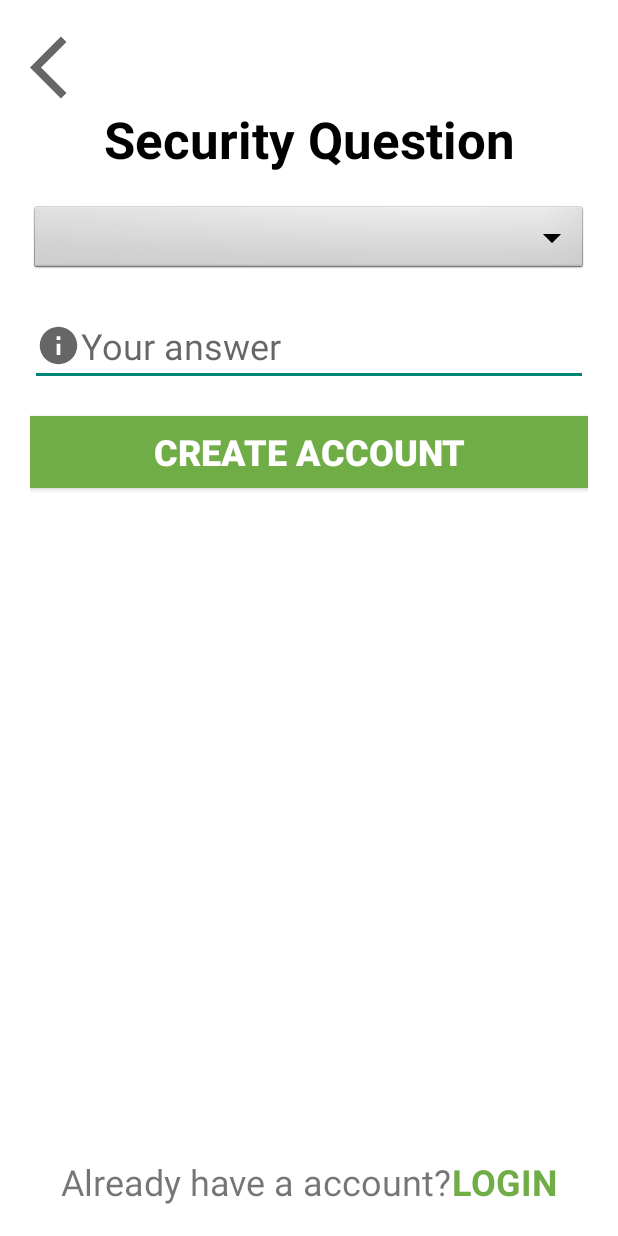
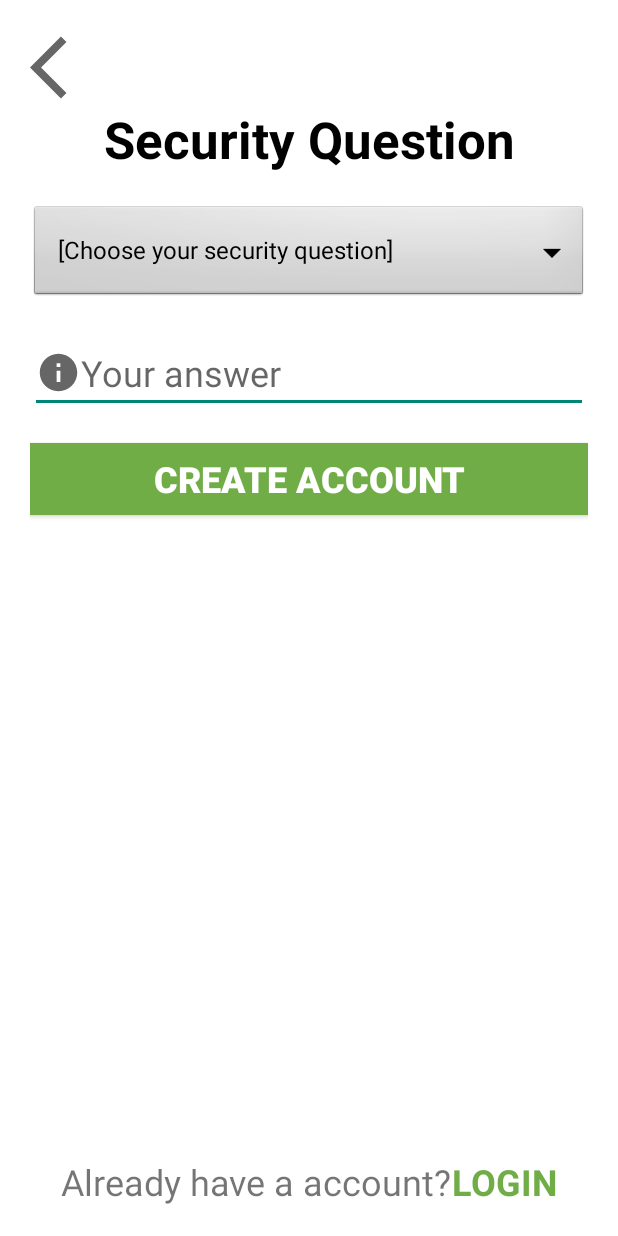
Before and after one commit to Pengi1806/MyFoody, an Android app: the SignUp2 screen opened directly, with no data from a screen before it, on a phone screen of 412 x 824 dp. Run offline under Robolectric (Android 15) with nearby library versions, the phone set to English and light mode, and no system bars.

Commit message:
Update signup

```diff
--- a/app/src/main/java/hcmute/edu/vn/myfoody/MainActivity.java
+++ b/app/src/main/java/hcmute/edu/vn/myfoody/MainActivity.java
@@ -14,7 +14,7 @@ import android.widget.Toast;
 
 public class MainActivity extends AppCompatActivity {
 
-    Database database;
+    public static Database database;
 
     TextView txtForgotPassword;
     Button btnLogin;
--- a/app/src/main/java/hcmute/edu/vn/myfoody/SignUp2.java
+++ b/app/src/main/java/hcmute/edu/vn/myfoody/SignUp2.java
@@ -3,30 +3,73 @@ package hcmute.edu.vn.myfoody;
 import androidx.appcompat.app.AppCompatActivity;
 
 import android.content.Intent;
+import android.database.Cursor;
 import android.os.Bundle;
 import android.view.View;
+import android.widget.ArrayAdapter;
 import android.widget.Button;
 import android.widget.ImageView;
+import android.widget.Spinner;
 import android.widget.TextView;
+import android.widget.Toast;
+
+import java.util.ArrayList;
 
 public class SignUp2 extends AppCompatActivity {
 
     TextView txtAHACLogin2;
     Button btnCreateAccount;
     ImageView imgBackSignUp2;
+    Spinner spinnerSecurityQuestions;
+    int QuestionID;
+    TextView textViewSecurityQuestion;
+
+    Database database;
 
     @Override
     protected void onCreate(Bundle savedInstanceState) {
         super.onCreate(savedInstanceState);
         setContentView(R.layout.activity_sign_up2);
 
+        Intent intent = getIntent();
+        String Name = intent.getStringExtra("Name");
+        String Email = intent.getStringExtra("Email");
+        String Password = intent.getStringExtra("Password");
+        String Phone = intent.getStringExtra("Phone");
+
         btnCreateAccount = (Button) findViewById(R.id.btnCreateAccount);
         txtAHACLogin2 = (TextView) findViewById(R.id.textAHACLogin2);
         imgBackSignUp2 = (ImageView) findViewById(R.id.imgBackSignUp2);
+        spinnerSecurityQuestions = (Spinner) findViewById(R.id.spinnerSignUpSecurityQuestions);
+        textViewSecurityQuestion = (TextView) findViewById(R.id.TextSignUpSecurityQuestion);
+
+        ArrayList<String> arraySecurityQuestions = new ArrayList<String>();
+        arraySecurityQuestions.add("[Choose your security question]");
+        database = new Database(SignUp2.this, "foody.sqlite", null, 1);
+        //get data
+        Cursor dataSecurityQuestions = database.GetData("SELECT * FROM SecurityQuestions");
+        while (dataSecurityQuestions.moveToNext()){
+            String QuestionContent = dataSecurityQuestions.getString(1);
+            QuestionID = dataSecurityQuestions.getInt(0);
+            arraySecurityQuestions.add(QuestionContent);
+        }
+
+        ArrayAdapter arrayAdapter = new ArrayAdapter(this, androidx.appcompat.R.layout.support_simple_spinner_dropdown_item, arraySecurityQuestions);
+        arrayAdapter.setDropDownViewResource(androidx.appcompat.R.layout.support_simple_spinner_dropdown_item);
+        spinnerSecurityQuestions.setAdapter(arrayAdapter);
 
         btnCreateAccount.setOnClickListener(new View.OnClickListener() {
             @Override
             public void onClick(View view) {
+                MainActivity.database.INSERT_USER(
+                        Email,
+                        Password,
+                        Name,
+                        Phone,
+                        textViewSecurityQuestion.getText().toString().trim(),
+                        QuestionID
+                );
+                Toast.makeText(SignUp2.this, "Đăng ký thành công!", Toast.LENGTH_SHORT).show();
                 Intent intent = new Intent(SignUp2.this,MainActivity.class);
                 startActivity(intent);
             }
--- a/app/src/main/res/layout/activity_sign_up1.xml
+++ b/app/src/main/res/layout/activity_sign_up1.xml
@@ -34,12 +34,12 @@
         />
 
     <EditText
-        android:id="@+id/editFullname"
+        android:id="@+id/editName"
         android:textSize="24sp"
         android:layout_marginTop="20dp"
         android:layout_width="match_parent"
         android:layout_height="wrap_content"
-        android:hint="Fullname"
+        android:hint="Name"
         android:drawableLeft="@drawable/ic_fullname"
         app:layout_constraintLeft_toLeftOf="parent"
         app:layout_constraintRight_toRightOf="parent"
@@ -55,7 +55,7 @@
         android:drawableLeft="@drawable/ic_baseline_phone"
         app:layout_constraintLeft_toLeftOf="parent"
         app:layout_constraintRight_toRightOf="parent"
-        app:layout_constraintTop_toBottomOf="@+id/editFullname"/>
+        app:layout_constraintTop_toBottomOf="@+id/editName"/>
 
     <EditText
         android:id="@+id/editEmail"
--- a/app/src/main/res/layout/activity_sign_up2.xml
+++ b/app/src/main/res/layout/activity_sign_up2.xml
@@ -18,7 +18,7 @@
         app:layout_constraintLeft_toLeftOf="parent"/>
 
     <TextView
-        android:id="@+id/TextSecurityQuestion"
+        android:id="@+id/TextSignUpSecurityQuestion"
         android:layout_marginTop="50dp"
         android:layout_width="wrap_content"
         android:layout_height="wrap_content"
@@ -32,7 +32,7 @@
         android:textColor="@color/black" />
 
     <Spinner
-        android:id="@+id/spinner1"
+        android:id="@+id/spinnerSignUpSecurityQuestions"
 
         android:layout_marginTop="20dp"
         android:layout_width="match_parent"
@@ -41,7 +41,7 @@
         android:spinnerMode="dropdown"
         app:layout_constraintLeft_toLeftOf="parent"
         app:layout_constraintRight_toRightOf="parent"
-        app:layout_constraintTop_toBottomOf="@+id/TextSecurityQuestion"/>
+        app:layout_constraintTop_toBottomOf="@+id/TextSignUpSecurityQuestion"/>
 
     <EditText
         android:id="@+id/editSecurityAnswer"
@@ -53,7 +53,7 @@
         android:drawableLeft="@drawable/ic_baseline_info_24"
         app:layout_constraintLeft_toLeftOf="parent"
         app:layout_constraintRight_toRightOf="parent"
-        app:layout_constraintTop_toBottomOf="@+id/spinner1"/>
+        app:layout_constraintTop_toBottomOf="@+id/spinnerSignUpSecurityQuestions"/>
     <Button
         android:id="@+id/btnCreateAccount"
         android:layout_marginTop="20dp"
```
Also changed, not shown: app/src/main/java/hcmute/edu/vn/myfoody/Database.java (+16 -0 lines), app/src/main/java/hcmute/edu/vn/myfoody/SignUp1.java (+14 -0 lines).
